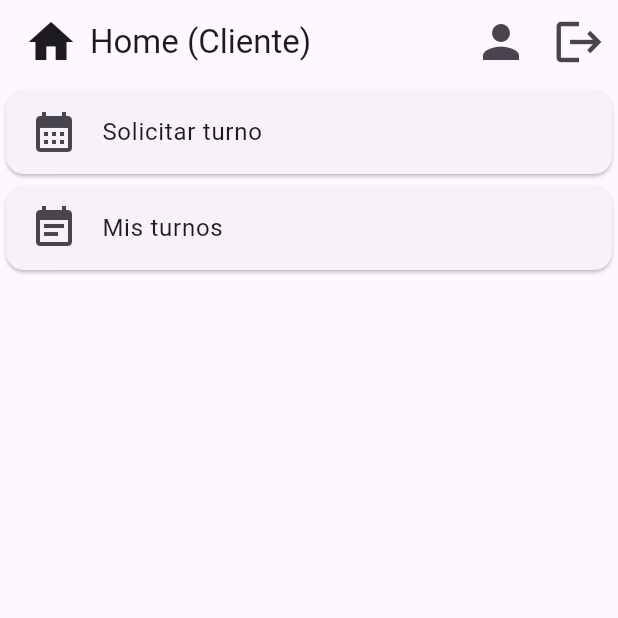
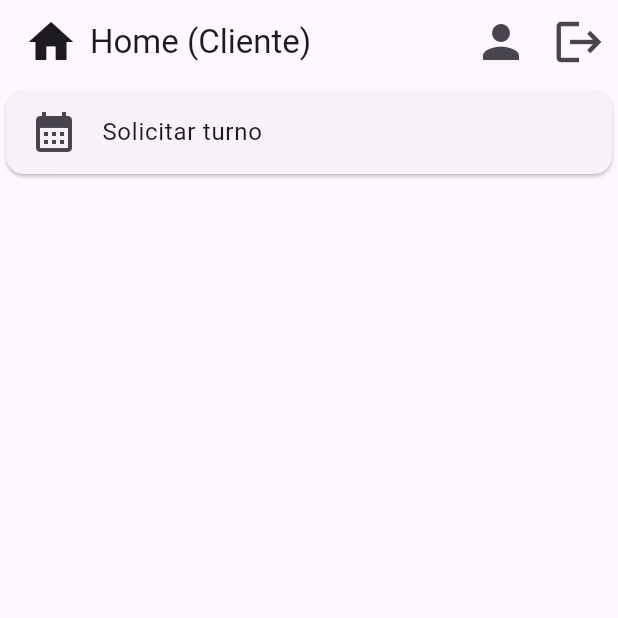
Before and after one commit to danielazim13/genespeluqueria, a Flutter app: the ClienteHomeScreen screen opened by its route, on a phone screen of 412 x 824 dp, the top half of it. Run offline on Flutter 3.47's test engine with Material 3 defaults, Android fonts, the phone set to English and light mode, and no system bars; our stand-ins replace cloud_firestore, firebase_auth, firebase_core, go_router; accounts and stored records are empty.

Commit message:
fix conflictos

```diff
--- a/lib/screens/admin/home_screen.dart
+++ b/lib/screens/admin/home_screen.dart
@@ -13,7 +13,7 @@ class AdminHomeScreen extends StatelessWidget {
         NavigationButton(
           icon: Icons.calendar_month,
           text: 'Agenda',
-          route: '/admin/turnos',
+          route: '/admin/turnos/lista',
         ),
         NavigationButton(
           icon: Icons.cut,
@@ -22,7 +22,7 @@ class AdminHomeScreen extends StatelessWidget {
         ),
          NavigationButton(
           text: 'Horas de negocio',
-          route: '/admin/business-hours',
+          route: '/admin/config/business-hours',
           icon: Icons.access_time,
         ),
       ],
--- a/lib/screens/admin/turnos/turnos_details_screen.dart
+++ b/lib/screens/admin/turnos/turnos_details_screen.dart
@@ -146,8 +146,8 @@ class _TurnoDetailsScreenState extends State<TurnoDetailsScreen> {
                       ],
                     ),
                     const SizedBox(height: 10),
-                    if (widget.turn.message.isNotEmpty)
-                      _buildDetailRow('Comentarios', widget.turn.message),
+                    if (widget.turn.mensaje.isNotEmpty)
+                      _buildDetailRow('Comentarios', widget.turn.mensaje),
                     const SizedBox(height: 10),
                     ElevatedButton(
                       onPressed: _updateTurnState,
--- a/lib/screens/cliente_screen.dart
+++ b/lib/screens/cliente_screen.dart
@@ -18,11 +18,11 @@ class ClienteHomeScreen extends StatelessWidget {
             icon: Icons.calendar_month,
             route: '/cliente/turno/pedir',
           ),
-          NavigationButton(
-            text: 'Mis turnos',
-            icon: Icons.event_note,
-            route: '/cliente/verTurnos',
-          ),
+          //NavigationButton(
+          //  text: 'Mis turnos',
+          //  icon: Icons.event_note,
+          //  route: '/cliente/verTurnos',
+          //),
         ],
       ),
     );
```
